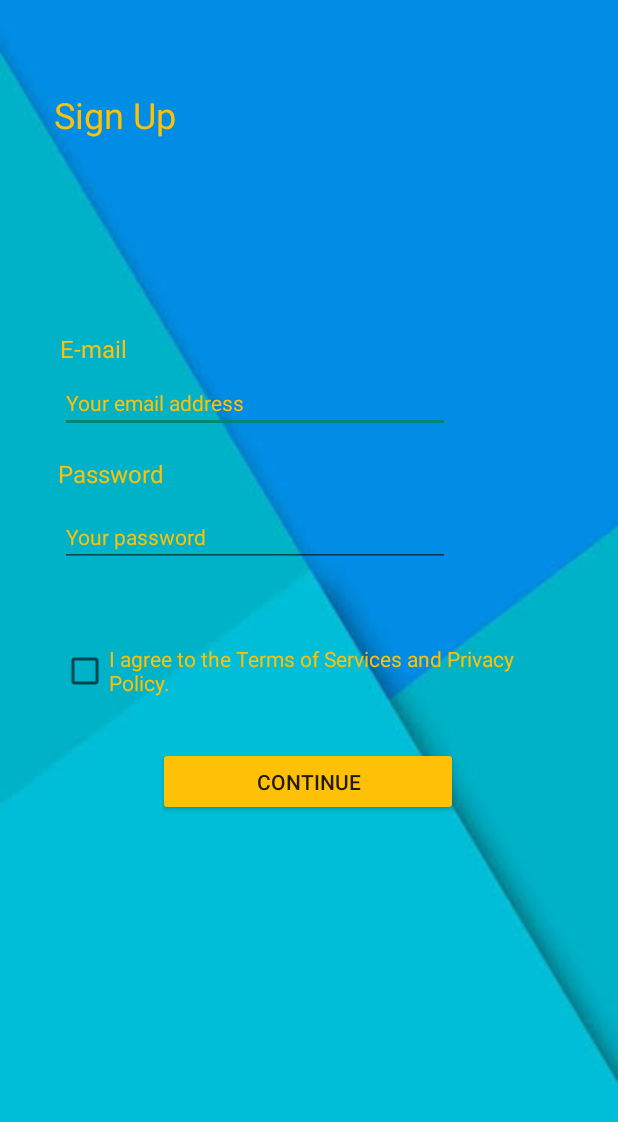
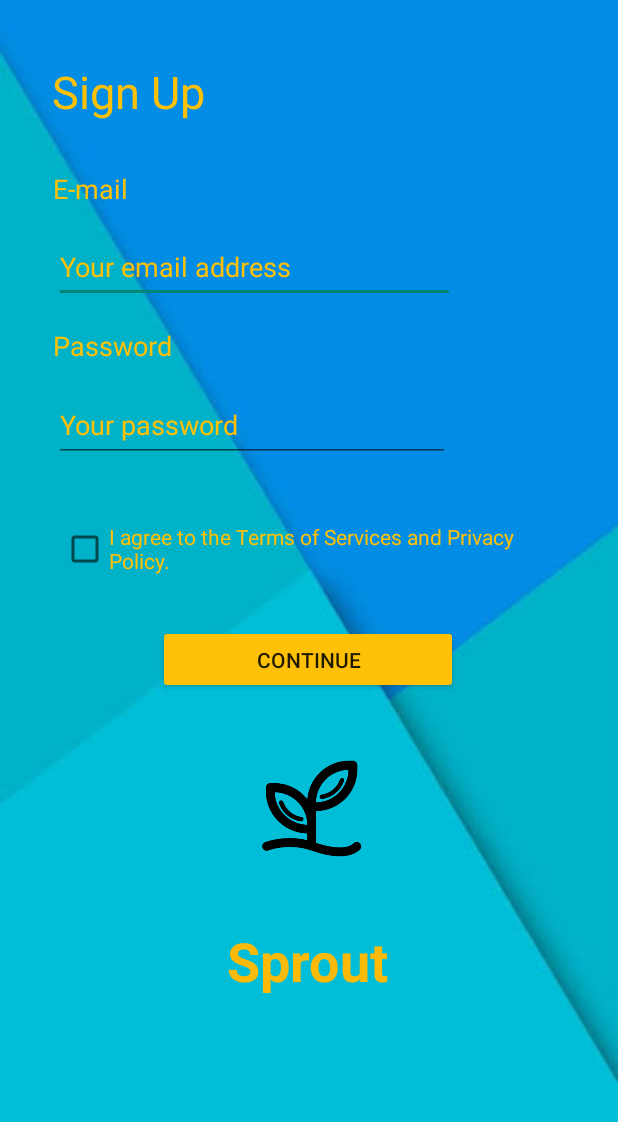
Before and after one commit to ErenOzen/Sprout, an Android app: the layout activity_signup.xml on its own in the app's theme, with its tools: preview values and no code run, on a phone screen of 412 x 824 dp. Shown: the top 1122 px of the screen. Run offline under Robolectric (Android 15) with nearby library versions, the phone set to English and light mode, and no system bars.

Commit message:
Login and Signup pages are edited. Manifest is edited.

```diff
--- a/app/src/main/AndroidManifest.xml
+++ b/app/src/main/AndroidManifest.xml
@@ -9,9 +9,12 @@
         android:roundIcon="@mipmap/ic_launcher_round"
         android:supportsRtl="true"
         android:theme="@style/Theme.Sprout">
+        <activity android:name=".HomeScreen"/>
+        <activity android:name=".SignupActivity" />
         <activity android:name=".LoginActivity">
             <intent-filter>
                 <action android:name="android.intent.action.MAIN" />
+
                 <category android:name="android.intent.category.LAUNCHER" />
             </intent-filter>
         </activity>
--- a/app/src/main/java/com/example/sprout/Signup.java
+++ b/app/src/main/java/com/example/sprout/SignupActivity.java
@@ -8,7 +8,7 @@ import android.widget.Button;
 
 import com.example.sprout.R;
 
-public class Signup extends AppCompatActivity {
+public class SignupActivity extends AppCompatActivity {
 
     @Override
     protected void onCreate(Bundle savedInstanceState) {
--- a/app/src/main/res/layout/activity_login.xml
+++ b/app/src/main/res/layout/activity_login.xml
@@ -4,7 +4,7 @@
     xmlns:tools="http://schemas.android.com/tools"
     android:layout_width="match_parent"
     android:layout_height="match_parent"
-    android:background="#4361ee"
+    android:background="@drawable/background"
     tools:context=".LoginActivity">
 
     <TextView
--- a/app/src/main/res/layout/activity_signup.xml
+++ b/app/src/main/res/layout/activity_signup.xml
@@ -5,92 +5,109 @@
     android:layout_width="match_parent"
     android:layout_height="match_parent"
     android:background="@drawable/background"
-    tools:context=".Signup">
+    tools:context=".SignupActivity">
 
+        <TextView
+            android:id="@+id/login_activity_textview_sprout"
+            android:layout_width="wrap_content"
+            android:layout_height="wrap_content"
+            android:layout_marginTop="616dp"
+            android:hint="@string/LoginScreenSproutName"
+            android:textAllCaps="false"
+            android:textColor="#023047"
+            android:textColorHint="#ffba08"
+            android:textSize="36sp"
+            android:textStyle="bold"
+            app:layout_constraintEnd_toEndOf="parent"
+            app:layout_constraintHorizontal_bias="0.498"
+            app:layout_constraintStart_toStartOf="parent"
+            app:layout_constraintTop_toTopOf="parent" />
 
         <TextView
             android:id="@+id/textView2"
             android:layout_width="wrap_content"
             android:layout_height="wrap_content"
+            android:layout_marginStart="16dp"
+            android:layout_marginLeft="16dp"
             android:layout_marginTop="60dp"
-            android:layout_marginBottom="104dp"
+            android:layout_marginBottom="32dp"
             android:text="@string/sign_up_text"
             android:textColor="@color/text"
-            android:textSize="24sp"
+            android:textSize="30sp"
             app:layout_constraintBottom_toTopOf="@+id/textView"
             app:layout_constraintEnd_toEndOf="parent"
-            app:layout_constraintHorizontal_bias="0.109"
+            app:layout_constraintHorizontal_bias="0.064"
             app:layout_constraintStart_toStartOf="parent"
             app:layout_constraintTop_toTopOf="parent"
-            app:layout_constraintVertical_bias="0.0" />
+            app:layout_constraintVertical_bias="1.0" />
 
         <EditText
             android:id="@+id/hint_email"
-            android:layout_width="260dp"
-            android:layout_height="37dp"
+            android:layout_width="267dp"
+            android:layout_height="48dp"
             android:layout_marginBottom="16dp"
             android:ems="10"
             android:hint="@string/hint_email"
             android:inputType="textEmailAddress"
             android:textColorHint="@color/text"
-            android:textSize="14sp"
+            android:textSize="18sp"
             app:layout_constraintBottom_toTopOf="@+id/textView3"
             app:layout_constraintEnd_toEndOf="parent"
-            app:layout_constraintHorizontal_bias="0.264"
+            app:layout_constraintHorizontal_bias="0.25"
             app:layout_constraintStart_toStartOf="parent" />
 
         <TextView
             android:id="@+id/textView"
             android:layout_width="wrap_content"
             android:layout_height="wrap_content"
-            android:layout_marginBottom="8dp"
+            android:layout_marginBottom="16dp"
             android:text="@string/email_text"
             android:textColor="@color/text"
-            android:textSize="16sp"
+            android:textSize="18sp"
             app:layout_constraintBottom_toTopOf="@+id/hint_email"
             app:layout_constraintEnd_toEndOf="parent"
-            app:layout_constraintHorizontal_bias="0.108"
+            app:layout_constraintHorizontal_bias="0.098"
             app:layout_constraintStart_toStartOf="parent" />
 
         <TextView
             android:id="@+id/textView3"
             android:layout_width="wrap_content"
             android:layout_height="wrap_content"
-            android:layout_marginBottom="12dp"
+            android:layout_marginBottom="16dp"
             android:text="@string/password_text"
             android:textColor="@color/text"
-            android:textSize="16sp"
+            android:textSize="18sp"
             app:layout_constraintBottom_toTopOf="@+id/hint_password"
             app:layout_constraintEnd_toEndOf="parent"
-            app:layout_constraintHorizontal_bias="0.114"
+            app:layout_constraintHorizontal_bias="0.106"
             app:layout_constraintStart_toStartOf="parent" />
 
         <EditText
             android:id="@+id/hint_password"
-            android:layout_width="260dp"
-            android:layout_height="39dp"
+            android:layout_width="264dp"
+            android:layout_height="49dp"
             android:layout_marginBottom="16dp"
             android:ems="10"
             android:hint="@string/hint_password"
             android:inputType="textPassword"
             android:textColorHint="@color/text"
-            android:textSize="14sp"
+            android:textSize="18sp"
             app:layout_constraintBottom_toTopOf="@+id/checkBox"
             app:layout_constraintEnd_toEndOf="parent"
-            app:layout_constraintHorizontal_bias="0.264"
+            app:layout_constraintHorizontal_bias="0.244"
             app:layout_constraintStart_toStartOf="parent"
             app:layout_constraintTop_toTopOf="parent"
-            app:layout_constraintVertical_bias="0.908" />
+            app:layout_constraintVertical_bias="0.918" />
 
         <Button
             android:id="@+id/signupBtn"
             android:layout_width="200dp"
             android:layout_height="46dp"
-            android:layout_marginBottom="280dp"
+            android:layout_marginBottom="16dp"
             android:text="@string/sign_up_button"
             android:textColorHighlight="@color/text"
             app:backgroundTint="@color/text"
-            app:layout_constraintBottom_toBottomOf="parent"
+            app:layout_constraintBottom_toTopOf="@+id/imageView"
             app:layout_constraintEnd_toEndOf="parent"
             app:layout_constraintHorizontal_bias="0.497"
             app:layout_constraintStart_toStartOf="parent" />
@@ -108,5 +125,15 @@
             app:layout_constraintHorizontal_bias="0.493"
             app:layout_constraintStart_toStartOf="parent" />
 
+        <ImageView
+            android:id="@+id/imageView"
+            android:layout_width="143dp"
+            android:layout_height="121dp"
+            android:layout_marginBottom="16dp"
+            android:src="@drawable/noun_sprout_109966"
+            app:layout_constraintBottom_toTopOf="@+id/login_activity_textview_sprout"
+            app:layout_constraintEnd_toEndOf="parent"
+            app:layout_constraintStart_toStartOf="parent" />
+
 
 </androidx.constraintlayout.widget.ConstraintLayout>
```
